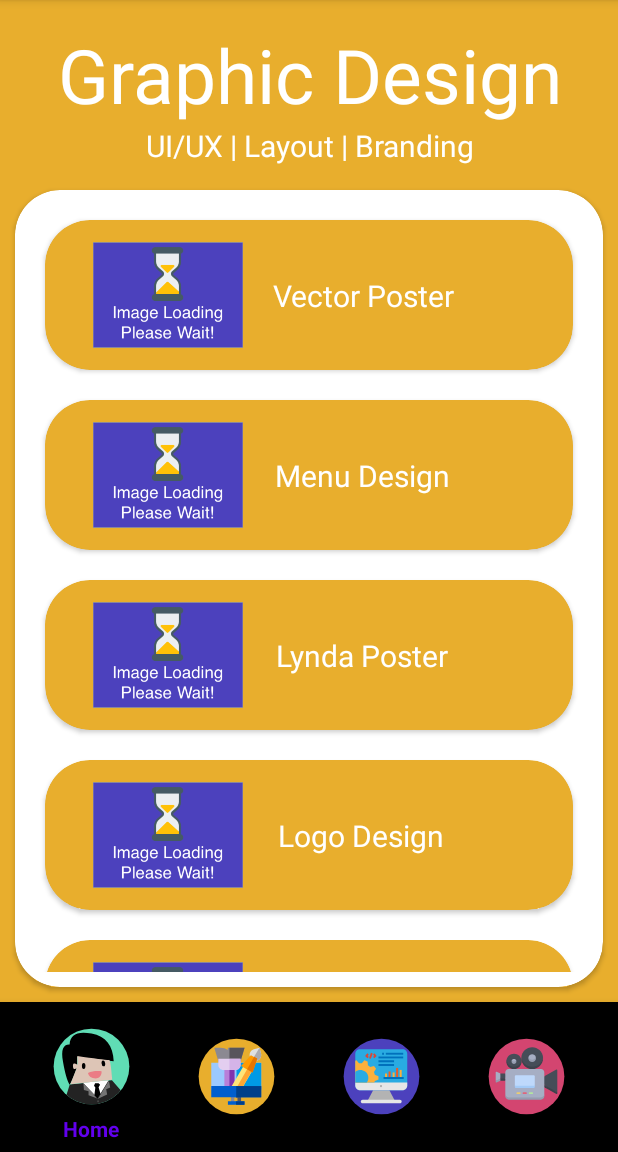
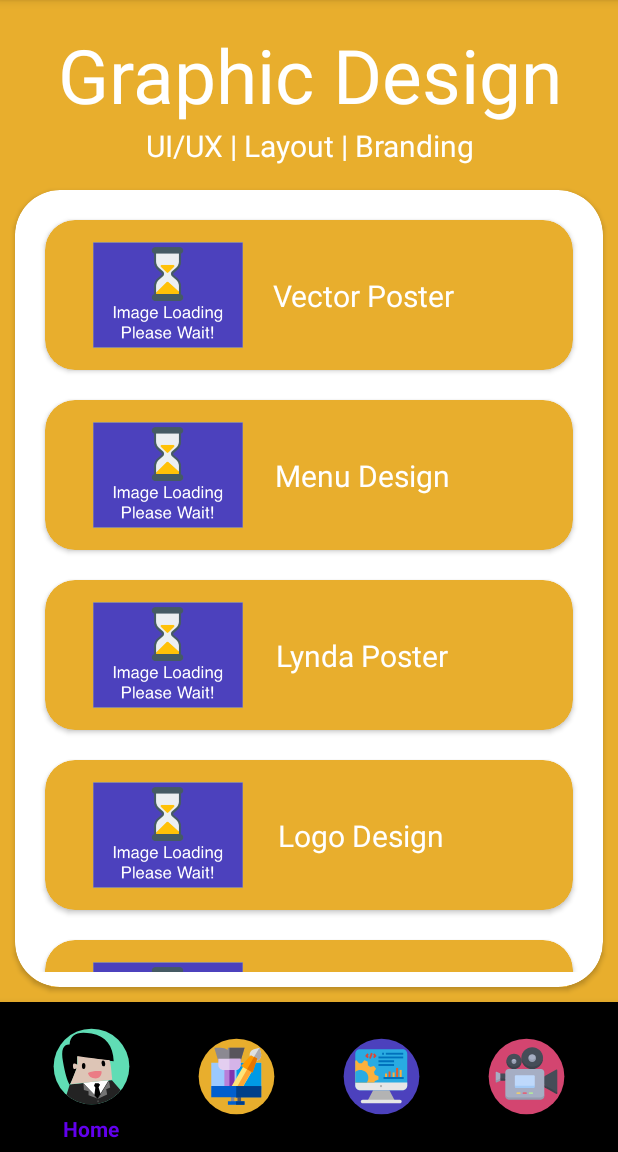
Before and after one commit to StellarSkyline/SethPortfolioAndroid, an Android app: the FragmentGraphics screen opened through its navigation route, on a phone screen of 412 x 824 dp, the part 84-1236 px from its top. Run offline under Robolectric (Android 15) with nearby library versions, the phone set to English and light mode, and no system bars; our stand-ins replace Picasso; pictures from the network do not load.

Commit message:
GraphicsFragment: Improved RecyclerView Layout

```diff
--- a/app/src/main/java/com/example/sethportfolio/data/adapter/AdapterGraphics.kt
+++ b/app/src/main/java/com/example/sethportfolio/data/adapter/AdapterGraphics.kt
@@ -39,9 +39,6 @@ class AdapterGraphics(var mContext: Context):RecyclerView.Adapter<AdapterGraphic
                 .placeholder(R.drawable.img_loading)
                 .into(itemView.image_view_graphics)
 
-
-
-
         }
 
     }
--- a/app/src/main/java/com/example/sethportfolio/data/repo/FragmentRepo.kt
+++ b/app/src/main/java/com/example/sethportfolio/data/repo/FragmentRepo.kt
@@ -23,39 +23,39 @@ class FragmentRepo() {
 
         //Graphics2
         list.add(Graphics("https://firebasestorage.googleapis.com/v0/b/sethportfolio-88648.appspot.com/o/graphics_2.jpg?alt=media&token=9326f3e7-7751-4532-9463-1cd9bcc14f2a",
-        "Menu Design","This was a commissioned work for a local business, Healthylicious back in 2014", "Adobe Photoshop"))
+        "Menu Design","This was a commissioned work for a local business, Healthylicious back in 2014", "PS"))
 
         //Graphics3
         list.add(Graphics("https://firebasestorage.googleapis.com/v0/b/sethportfolio-88648.appspot.com/o/graphics_3.JPG?alt=media&token=6d3e2e6b-fb84-4361-af7b-bc0fa113b484",
-        "Lynda Poster", "This project was created as a partnership between College of Du page and Lynda.com", "Adobe Photoshop"))
+        "Lynda Poster", "This project was created as a partnership between College of Du page and Lynda.com", "PS"))
 
         //Graphics4
         list.add(Graphics("https://firebasestorage.googleapis.com/v0/b/sethportfolio-88648.appspot.com/o/graphics_4.jpg?alt=media&token=daa3bed5-a833-4dff-93a7-aa3b63bb05e5",
-        "Logo Design", "This was a commissioned logo design for the Organization of Social Studies Teachers in the Philippines", "Adobe Photoshop"))
+        "Logo Design", "This was a commissioned logo design for the Organization of Social Studies Teachers in the Philippines", "PS"))
 
         //Graphics5
         list.add(Graphics("https://firebasestorage.googleapis.com/v0/b/sethportfolio-88648.appspot.com/o/graphics_5.jpg?alt=media&token=34da36aa-805d-4b57-87f1-eb51a2f7ec81",
-        "TELUS Poster","This was an internal add in TELUS International Philippines", "Adobe Photoshop"))
+        "TELUS Poster","This was an internal add in TELUS International Philippines", "PS"))
 
         //Graphics6
         list.add(Graphics("https://firebasestorage.googleapis.com/v0/b/sethportfolio-88648.appspot.com/o/graphics_6.jpg?alt=media&token=1dda89d3-bf43-42f7-9cdf-d65b42cdfea4",
-            "TELUS Poster", "This was an internal add promoting healthy eating", "Adobe Photoshop"))
+            "TELUS Poster", "This was an internal add promoting healthy eating", "PS"))
 
         //Graphics7
         list.add(Graphics("https://firebasestorage.googleapis.com/v0/b/sethportfolio-88648.appspot.com/o/graphics_7.jpg?alt=media&token=301f89a3-74f9-4453-a85b-dcf240bc01fb",
-        "TELUS Poster","This was an internal add promoting an internal video event","Adobe Photoshop"))
+        "TELUS Poster","This was an internal add promoting an internal video event","PS"))
 
         //Graphics8
         list.add(Graphics("https://firebasestorage.googleapis.com/v0/b/sethportfolio-88648.appspot.com/o/graphics_8.jpg?alt=media&token=b79a6f1d-107b-4de0-bd5f-70a6c1cbc3ac",
-        "Baby World Packaging","This is a sample packaging design commissioned by BabyWorld Philippines", "Adobe Illustrator"))
+        "Baby World Packaging","This is a sample packaging design commissioned by BabyWorld Philippines", "AI"))
 
         //Graphics9
         list.add(Graphics("https://firebasestorage.googleapis.com/v0/b/sethportfolio-88648.appspot.com/o/graphics_9.jpg?alt=media&token=fc86c4a7-9ace-4921-9ffd-d0f43d10be21",
-        "Product Design","This is a Product Design Artboard that was commissioned by Jungle Pals Philippines","Adobe Illustrator"))
+        "Product Design","This is a Product Design Artboard that was commissioned by Jungle Pals Philippines","AI"))
 
         //Graphics10
         list.add(Graphics("https://firebasestorage.googleapis.com/v0/b/sethportfolio-88648.appspot.com/o/graphics_10.jpg?alt=media&token=d3dc1d7b-872d-4522-9bbd-0c6b18913fe0",
-        "Product Design", "This was a Product Design  art board commissioned by BabyFlo Philippines","Adobe Illustrator"))
+        "Product Design", "This was a Product Design  art board commissioned by BabyFlo Philippines","AI"))
         return list
 
     }
--- a/app/src/main/res/layout/adapter_row_graphics.xml
+++ b/app/src/main/res/layout/adapter_row_graphics.xml
@@ -5,7 +5,7 @@
     android:layout_height="wrap_content"
     android:layout_margin="10dp"
     app:cardBackgroundColor="@color/LightOrange"
-    app:cardCornerRadius="30dp">
+    app:cardCornerRadius="20dp">
 
     <androidx.constraintlayout.widget.ConstraintLayout
         android:layout_width="match_parent"
```
Also changed, not shown: 1 other file.
